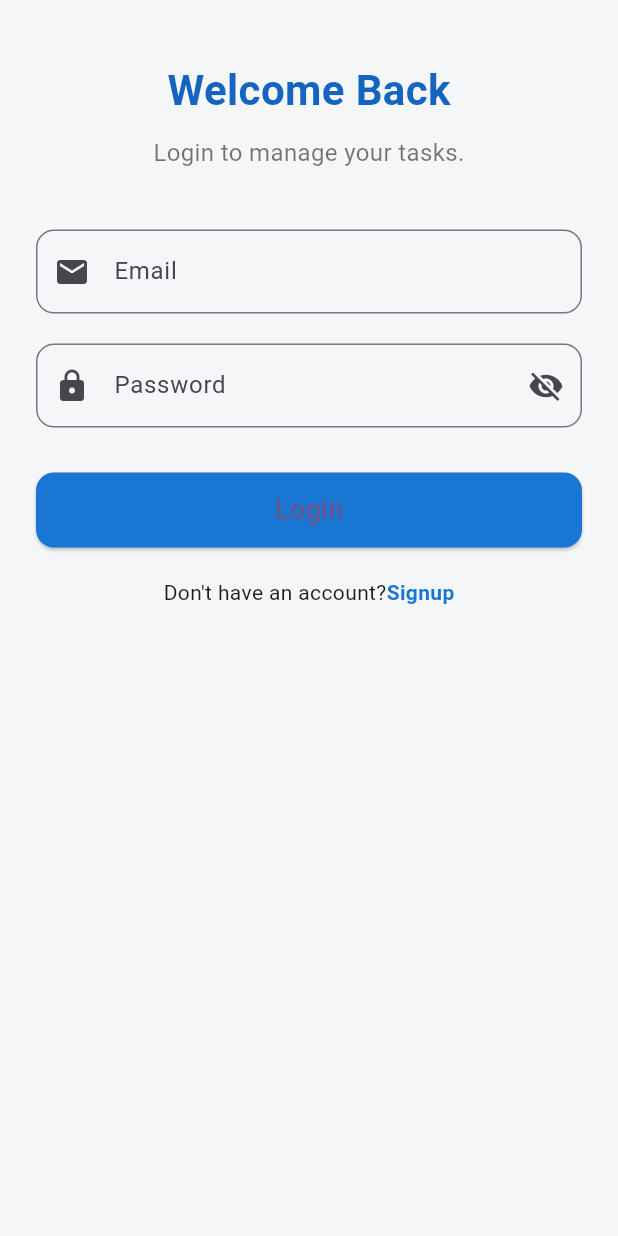
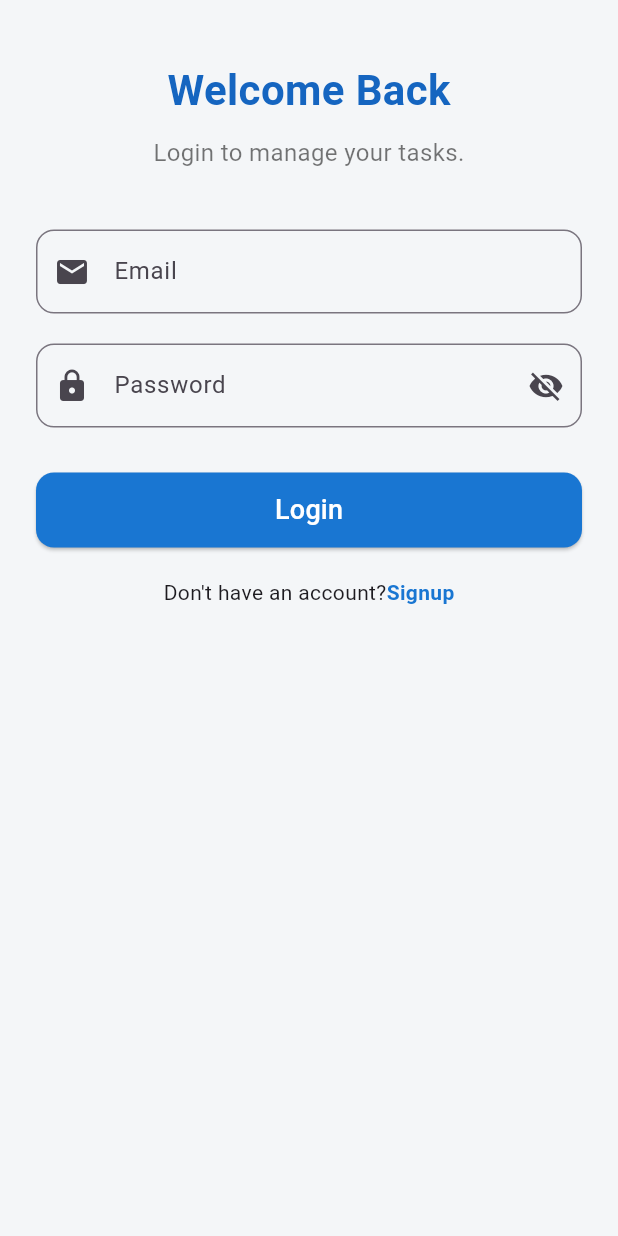
Before and after one commit to Swarmfire1514/task_manager_django_and_api_for_flutter, a Flutter app: the screen it shows after launch, on a phone screen of 412 x 824 dp. Run offline on Flutter 3.47's test engine with Material 3 defaults, Android fonts, the phone set to English and light mode, and no system bars; our stand-ins replace flutter_dotenv, shared_preferences.

Commit message:
Setup user authentication, remember login state, and add bottom navigation for Home, Tasks, Categories, Activity Log, and Profile

```diff
--- /dev/null
+++ b/taskmanager_app/devtools_options.yaml
@@ -0,0 +1,3 @@
+description: This file stores settings for Dart & Flutter DevTools.
+documentation: https://docs.flutter.dev/tools/devtools/extensions#configure-extension-enablement-states
+extensions:
--- a/taskmanager_app/lib/auth_screens/login_screen.dart
+++ b/taskmanager_app/lib/auth_screens/login_screen.dart
@@ -14,7 +14,7 @@ class LoginScreen extends StatefulWidget {
 }
 
 class _LoginScreenState extends State<LoginScreen> {
-  final _emailController = TextEditingController();
+  final _usernameController = TextEditingController();
   final _passwordController = TextEditingController();
 
   bool _isLoading = false;
@@ -32,7 +32,7 @@ class _LoginScreenState extends State<LoginScreen> {
         Uri.parse(loginUrl),
         headers: {"Content-Type": "application/json"},
         body: jsonEncode({
-          "email": _emailController.text.trim(),
+          "username": _usernameController.text.trim(),
           "password": _passwordController.text.trim(),
         }),
       );
@@ -42,6 +42,7 @@ class _LoginScreenState extends State<LoginScreen> {
         final prefs = await SharedPreferences.getInstance();
         await prefs.setString('access', data['access']);
         await prefs.setString('refresh', data['refresh']);
+        await prefs.setBool("isLoggedIn", true);
 
         ScaffoldMessenger.of(context).showSnackBar(
           SnackBar(
@@ -95,7 +96,7 @@ class _LoginScreenState extends State<LoginScreen> {
               ),
               const SizedBox(height: 40),
               TextField(
-                controller: _emailController,
+                controller: _usernameController,
                 keyboardType: TextInputType.emailAddress,
                 decoration: InputDecoration(
                   labelText: "Email",
@@ -144,7 +145,10 @@ class _LoginScreenState extends State<LoginScreen> {
                   ),
                   child: _isLoading
                       ? const CircularProgressIndicator(color: Colors.white)
-                      : const Text("Login", style: TextStyle(fontSize: 18)),
+                      : const Text(
+                          "Login",
+                          style: TextStyle(fontSize: 18, color: Colors.white),
+                        ),
                 ),
               ),
               const SizedBox(height: 20),
--- a/taskmanager_app/lib/main.dart
+++ b/taskmanager_app/lib/main.dart
@@ -1,41 +1,33 @@
 import 'package:flutter/material.dart';
 import 'package:flutter_dotenv/flutter_dotenv.dart';
+import 'package:shared_preferences/shared_preferences.dart';
 import 'package:taskmanager_app/auth_screens/login_screen.dart';
+import 'package:taskmanager_app/home_screen.dart';
 
 Future<void> main() async {
   WidgetsFlutterBinding.ensureInitialized();
   await dotenv.load(fileName: ".env");
-  runApp(const MyApp());
+
+  final prefs = await SharedPreferences.getInstance();
+  final isLoggedIn = prefs.getBool('isLoggedIn') ?? false;
+
+  runApp(MyApp(isLoggedIn: isLoggedIn));
 }
 
 class MyApp extends StatelessWidget {
-  const MyApp({super.key});
+  final bool isLoggedIn;
+  const MyApp({super.key, required this.isLoggedIn});
 
-  // This widget is the root of your application.
   @override
   Widget build(BuildContext context) {
     return MaterialApp(
-      title: 'Flutter Demo',
+      title: 'Task Manager App',
       theme: ThemeData(
-        // This is the theme of your application.
-        //
-        // TRY THIS: Try running your application with "flutter run". You'll see
-        // the application has a purple toolbar. Then, without quitting the app,
-        // try changing the seedColor in the colorScheme below to Colors.green
-        // and then invoke "hot reload" (save your changes or press the "hot
-        // reload" button in a Flutter-supported IDE, or press "r" if you used
-        // the command line to start the app).
-        //
-        // Notice that the counter didn't reset back to zero; the application
-        // state is not lost during the reload. To reset the state, use hot
-        // restart instead.
-        //
-        // This works for code too, not just values: Most code changes can be
-        // tested with just a hot reload.
-        colorScheme: .fromSeed(seedColor: Colors.deepPurple),
+        colorScheme: ColorScheme.fromSeed(seedColor: Colors.deepPurple),
+        useMaterial3: true,
       ),
-      home: const LoginScreen(),
       debugShowCheckedModeBanner: false,
+      home: isLoggedIn ? const HomeScreen() : const LoginScreen(),
     );
   }
 }
--- a/taskmanager_app/pubspec.yaml
+++ b/taskmanager_app/pubspec.yaml
@@ -61,9 +61,8 @@ flutter:
   uses-material-design: true
 
   # To add assets to your application, add an assets section, like this:
-  # assets:
-  #   - images/a_dot_burr.jpeg
-  #   - images/a_dot_ham.jpeg
+  assets:
+    - .env
 
   # An image asset can refer to one or more resolution-specific "variants", see
   # https://flutter.dev/to/resolution-aware-images
```
Also changed, not shown: taskmanager_app/lib/home_screen.dart (+36 -1 lines), taskmanager_app/lib/widgetscreens/activity_log_widget.dart (added, +15 -0 lines), taskmanager_app/lib/widgetscreens/category_page_widget.dart (added, +15 -0 lines), taskmanager_app/lib/widgetscreens/home_page_widget.dart (added, +10 -0 lines), taskmanager_app/lib/widgetscreens/profile_page_widget.dart (added, +10 -0 lines), taskmanager_app/lib/widgetscreens/task_page_widget.dart (added, +15 -0 lines), 5 other files.
